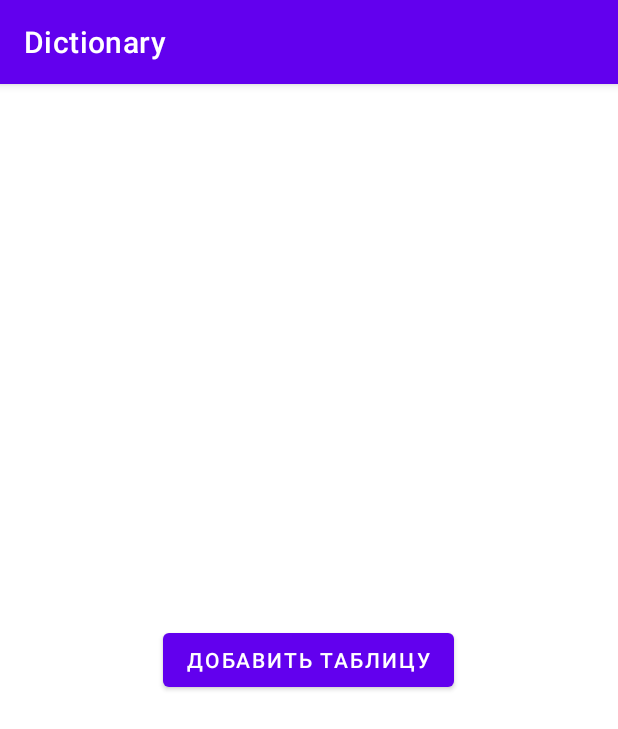
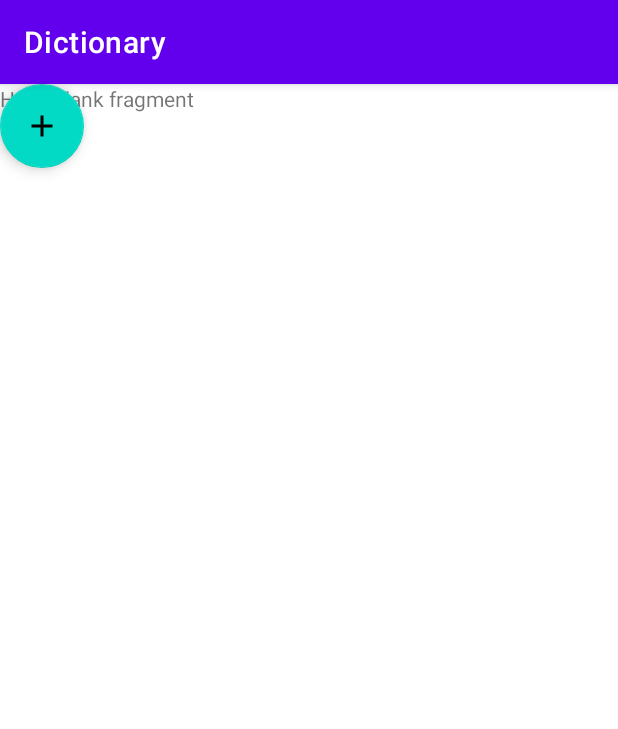
Before and after one commit to Wolpertingerlight/Dictionary, an Android app: the screen it shows after launch (TablesActivity), after a tap on "СПИСКИ", on a phone screen of 412 x 824 dp. Shown: the top 729 px of the screen. Run offline under Robolectric (Android 15) with nearby library versions, the phone set to English and light mode, and no system bars.

```diff
--- a/app/src/main/java/com/example/dictionary/TablesActivity.java
+++ b/app/src/main/java/com/example/dictionary/TablesActivity.java
@@ -1,26 +1,32 @@
 package com.example.dictionary;
 
+import android.os.Bundle;
+
 import androidx.appcompat.app.AppCompatActivity;
+import androidx.fragment.app.FragmentTransaction;
 
-import android.content.Intent;
-import android.os.Bundle;
-import android.view.View;
-import android.widget.Button;
+import com.example.dictionary.fragments.TableListFragment;
+import com.example.dictionary.models.Table;
 
 public class TablesActivity extends AppCompatActivity {
+
+    public static Table table;
 
     @Override
     protected void onCreate(Bundle savedInstanceState) {
         super.onCreate(savedInstanceState);
         setContentView(R.layout.activity_tables);
 
-        Button btnNewTable = findViewById(R.id.btn_new_table);
-        btnNewTable.setOnClickListener(this::onBtnNewTable);
+
+        //FrameLayout frameLayout = findViewById(R.id.fl_table_content);
+
+        TableListFragment tableListFragment = new TableListFragment();
+
+        FragmentTransaction fragmentTransaction = getSupportFragmentManager().beginTransaction();
+        fragmentTransaction.replace(R.id.fl_table_content, tableListFragment);
+        fragmentTransaction.commit();
     }
 
-    private void onBtnNewTable(View view){
-        Intent intent = new Intent(this, NewTableActivity.class);
-        startActivity(intent);
-        //return;
-    }
+
+
 }
--- /dev/null
+++ b/app/src/main/java/com/example/dictionary/fragments/TableListFragment.java
@@ -0,0 +1,52 @@
+package com.example.dictionary.fragments;
+
+import android.os.Bundle;
+
+import androidx.fragment.app.Fragment;
+import androidx.fragment.app.FragmentTransaction;
+
+import android.view.LayoutInflater;
+import android.view.View;
+import android.view.ViewGroup;
+import android.widget.Button;
+
+import com.example.dictionary.R;
+import com.google.android.material.floatingactionbutton.FloatingActionButton;
+
+public class TableListFragment extends Fragment {
+
+
+    public TableListFragment() {
+    }
+
+    @Override
+    public void onCreate(Bundle savedInstanceState) {
+        super.onCreate(savedInstanceState);
+    }
+
+    @Override
+    public View onCreateView(LayoutInflater inflater, ViewGroup container,
+                             Bundle savedInstanceState) {
+        return inflater.inflate(R.layout.fragment_table_list, container, false);
+    }
+
+    @Override
+    public void onViewCreated(View view, Bundle savedInstanceState) {
+        super.onViewCreated(view, savedInstanceState);
+        //View view = inflater.inflate(R.layout.fragment_table_list, container, false);
+        FloatingActionButton btnCreateNewTable = view.findViewById(R.id.fab_create_new_table);
+        btnCreateNewTable.setOnClickListener(new View.OnClickListener() {
+            @Override
+            public void onClick(View view) {
+
+                CreateNewTableFragment createNewTableFragment = new CreateNewTableFragment();
+
+                FragmentTransaction fragmentTransaction = getActivity().getSupportFragmentManager().beginTransaction();
+                fragmentTransaction.replace(R.id.fl_table_content, createNewTableFragment);
+                fragmentTransaction.commit();
+
+            }
+        });
+
+    }
+}
--- /dev/null
+++ b/app/src/main/res/drawable/ic_baseline_add_24.xml
@@ -0,0 +1,5 @@
+<vector android:height="24dp" android:tint="#000000"
+    android:viewportHeight="24" android:viewportWidth="24"
+    android:width="24dp" xmlns:android="http://schemas.android.com/apk/res/android">
+    <path android:fillColor="@android:color/white" android:pathData="M19,13h-6v6h-2v-6H5v-2h6V5h2v6h6v2z"/>
+</vector>
--- /dev/null
+++ b/app/src/main/res/drawable/ic_baseline_add_circle_outline_24.xml
@@ -0,0 +1,5 @@
+<vector android:height="24dp" android:tint="#000000"
+    android:viewportHeight="24" android:viewportWidth="24"
+    android:width="24dp" xmlns:android="http://schemas.android.com/apk/res/android">
+    <path android:fillColor="@android:color/white" android:pathData="M13,7h-2v4L7,11v2h4v4h2v-4h4v-2h-4L13,7zM12,2C6.48,2 2,6.48 2,12s4.48,10 10,10 10,-4.48 10,-10S17.52,2 12,2zM12,20c-4.41,0 -8,-3.59 -8,-8s3.59,-8 8,-8 8,3.59 8,8 -3.59,8 -8,8z"/>
+</vector>
--- a/app/src/main/res/layout/activity_tables.xml
+++ b/app/src/main/res/layout/activity_tables.xml
@@ -5,16 +5,15 @@
     android:layout_width="match_parent"
     android:layout_height="match_parent"
     tools:context=".TablesActivity">
-    <LinearLayout
-        android:layout_width="match_parent"
-        android:layout_height="match_parent"
-        android:orientation="vertical"
-        android:gravity="center">
 
-        <Button
-            android:id="@+id/btn_new_table"
-            android:layout_width="wrap_content"
-            android:layout_height="wrap_content"
-            android:text="Добавить таблицу" />
-    </LinearLayout>
+        <FrameLayout
+            android:id="@+id/fl_table_content"
+            android:layout_width="match_parent"
+            android:layout_height="match_parent"
+            android:orientation="vertical"
+            android:gravity="center">
+
+        </FrameLayout>
+
+
 </androidx.constraintlayout.widget.ConstraintLayout>
--- /dev/null
+++ b/app/src/main/res/layout/fragment_table_list.xml
@@ -0,0 +1,22 @@
+<?xml version="1.0" encoding="utf-8"?>
+<FrameLayout xmlns:android="http://schemas.android.com/apk/res/android"
+    xmlns:app="http://schemas.android.com/apk/res-auto"
+    xmlns:tools="http://schemas.android.com/tools"
+    android:layout_width="match_parent"
+    android:layout_height="match_parent"
+    tools:context=".fragments.TableListFragment">
+
+    <!-- TODO: Update blank fragment layout -->
+    <TextView
+        android:layout_width="match_parent"
+        android:layout_height="match_parent"
+        android:text="@string/hello_blank_fragment" />
+
+    <com.google.android.material.floatingactionbutton.FloatingActionButton
+        android:id="@+id/fab_create_new_table"
+        android:layout_width="wrap_content"
+        android:layout_height="wrap_content"
+        android:clickable="true"
+        android:src="@drawable/ic_baseline_add_24" />
+
+</FrameLayout>
--- a/app/src/main/res/values/strings.xml
+++ b/app/src/main/res/values/strings.xml
@@ -10,4 +10,6 @@
     <string name="answer3">ответ 3</string>
     <string name="answer4">ответ 4</string>
     <string name="table_name_fill">Название таблицы</string>
+    <!-- TODO: Remove or change this placeholder text -->
+    <string name="hello_blank_fragment">Hello blank fragment</string>
 </resources>
```
Also changed, not shown: app/src/main/java/com/example/dictionary/NewTableActivity.java (+44 -56 lines), app/src/main/java/com/example/dictionary/database/DBHelper.java (+60 -14 lines), app/src/main/java/com/example/dictionary/fragments/CreateNewTableFragment.java (added, +94 -0 lines), app/src/main/java/com/example/dictionary/fragments/EditTableFragment.java (added, +111 -0 lines), app/src/main/res/layout/activity_new_table.xml (+28 -47 lines), app/src/main/res/layout/fragment_create_new_table.xml (added, +29 -0 lines), app/src/main/res/layout/fragment_edit_table.xml (added, +51 -0 lines), app/src/main/res/data/dictionaryDB.db (renamed from app/src/main/java/com/example/dictionary/database/dictionaryDB.db).
